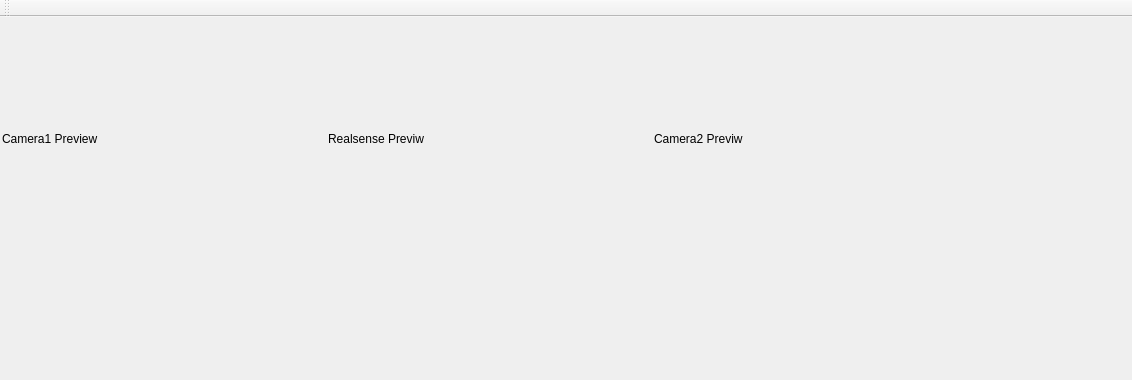
Old version of the form mainwindow.ui in the repository phreer/record_dataset_gui; both pictures show x 0 to 1132 and y 0 to 380 of the 1280 by 736 pixel window.
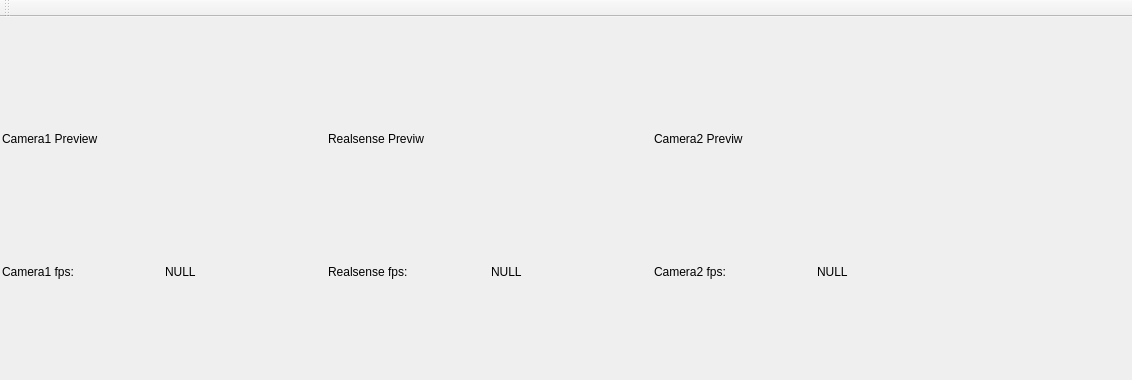
New version of the form.

The edit to the form file:
```diff
--- a/mainwindow.ui
+++ b/mainwindow.ui
@@ -115,6 +115,8 @@
       <number>2</number>
      </property>
      <item>
+      <layout class="QVBoxLayout" name="verticalLayout">
+       <item>
       <widget class="QLabel" name="label">
        <property name="minimumSize">
         <size>
@@ -140,6 +142,31 @@
       </widget>
      </item>
      <item>
+        <layout class="QHBoxLayout" name="horizontalLayout_2">
+         <item>
+          <widget class="QLabel" name="camera1_fps_label">
+           <property name="text">
+            <string>Camera1 fps:</string>
+           </property>
+          </widget>
+         </item>
+         <item>
+          <widget class="QLabel" name="camera1_fps_value">
+           <property name="focusPolicy">
+            <enum>Qt::NoFocus</enum>
+           </property>
+           <property name="text">
+            <string>NULL</string>
+           </property>
+          </widget>
+         </item>
+        </layout>
+       </item>
+      </layout>
+     </item>
+     <item>
+      <layout class="QVBoxLayout" name="verticalLayout_2">
+       <item>
       <widget class="QLabel" name="label_2">
        <property name="minimumSize">
         <size>
@@ -165,6 +192,28 @@
       </widget>
      </item>
      <item>
+        <layout class="QHBoxLayout" name="horizontalLayout_3">
+         <item>
+          <widget class="QLabel" name="realsens_fps_label">
+           <property name="text">
+            <string>Realsense fps:</string>
+           </property>
+          </widget>
+         </item>
+         <item>
+          <widget class="QLabel" name="realsense_fps_value">
+           <property name="text">
+            <string>NULL</string>
+           </property>
+          </widget>
+         </item>
+        </layout>
+       </item>
+      </layout>
+     </item>
+     <item>
+      <layout class="QVBoxLayout" name="verticalLayout_3">
+       <item>
       <widget class="QLabel" name="label_3">
        <property name="minimumSize">
         <size>
@@ -188,6 +237,29 @@
         <string>Camera2 Previw</string>
        </property>
       </widget>
+       </item>
+       <item>
+        <layout class="QHBoxLayout" name="horizontalLayout_4">
+         <item>
+          <widget class="QLabel" name="camera2_fps_label">
+           <property name="text">
+            <string>Camera2 fps:</string>
+           </property>
+          </widget>
+         </item>
+         <item>
+          <widget class="QLabel" name="camera2_fps_value">
+           <property name="enabled">
+            <bool>true</bool>
+           </property>
+           <property name="text">
+            <string>NULL</string>
+           </property>
+          </widget>
+         </item>
+        </layout>
+       </item>
+      </layout>
      </item>
     </layout>
    </widget>
```
Lines whose indentation alone changed are shown as unchanged.
